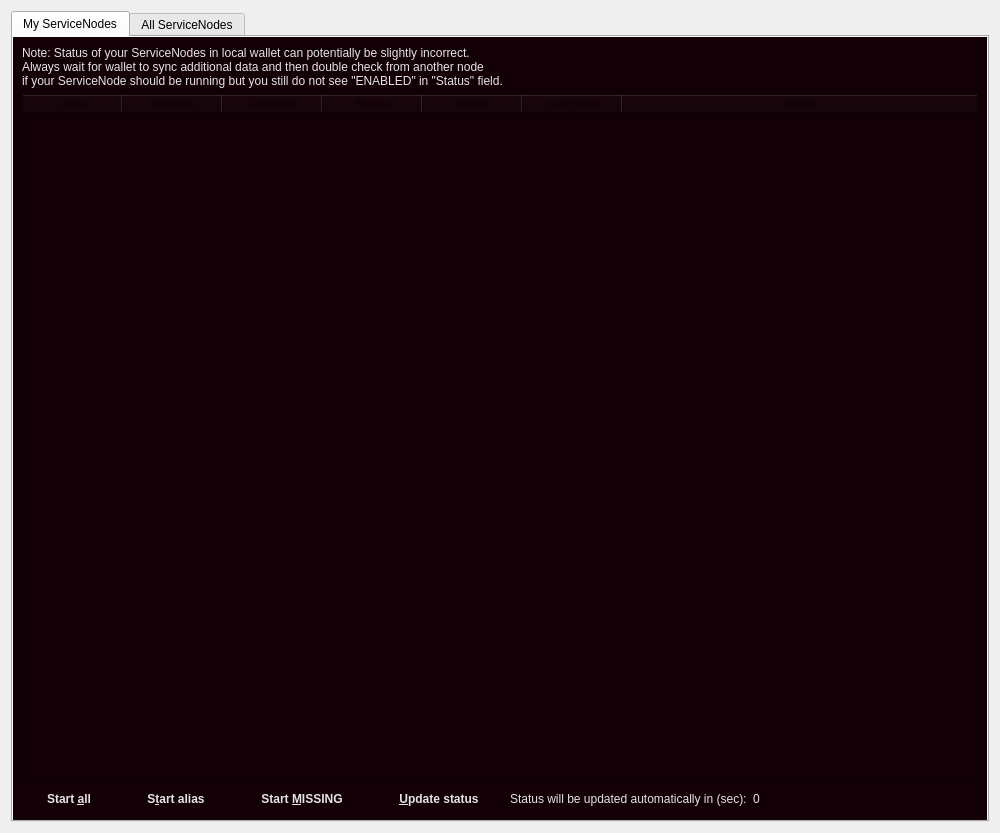
The window that src/qt/forms/servicenodelist.ui (Zero-Dynamics/cash-core) describes before a commit, drawn with Qt 5.
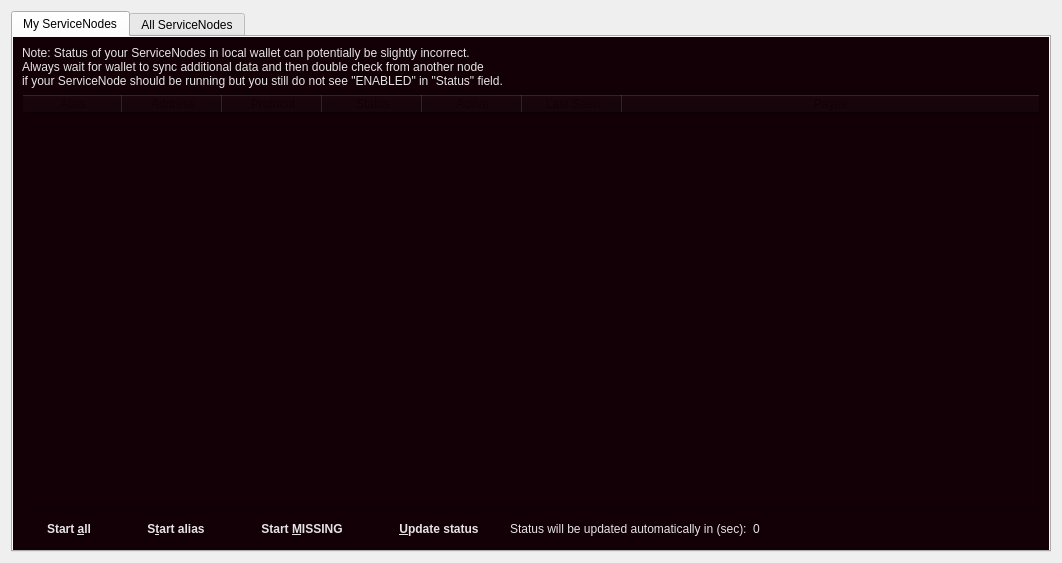
The same window after the commit. Icons and pictures are not drawn.

Patch:
```diff
--- a/src/qt/forms/servicenodelist.ui
+++ b/src/qt/forms/servicenodelist.ui
@@ -6,8 +6,8 @@
    <rect>
     <x>0</x>
     <y>0</y>
-    <width>1000</width>
-    <height>833</height>
+    <width>1062</width>
+    <height>563</height>
    </rect>
   </property>
   <property name="windowTitle">
```
